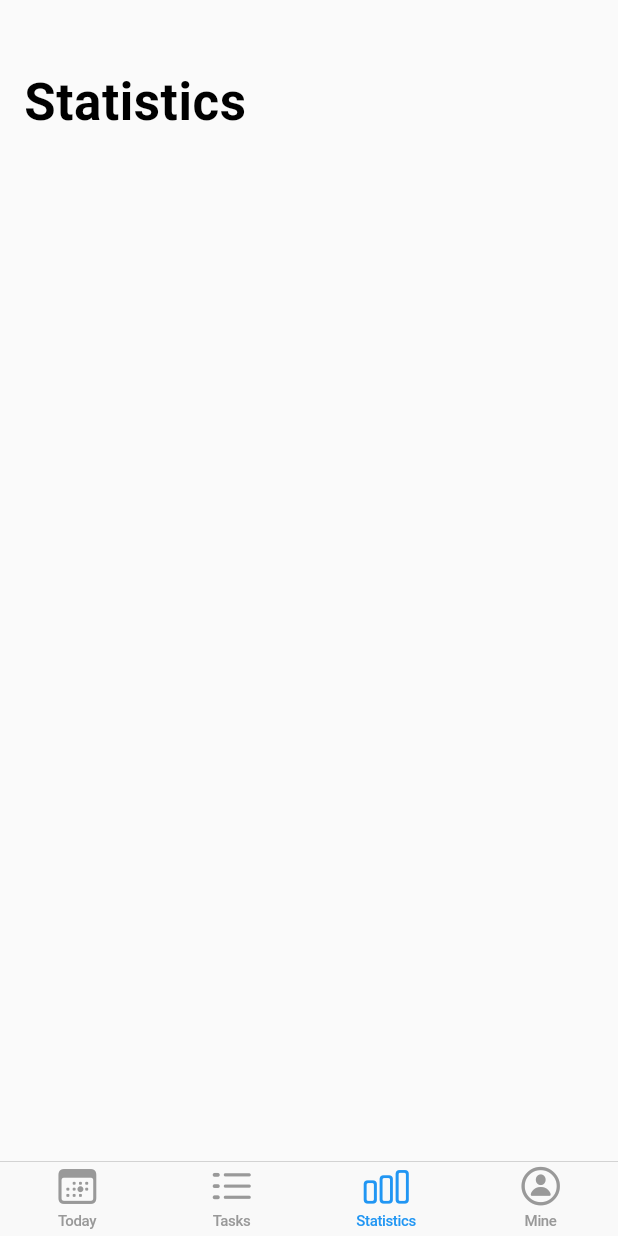
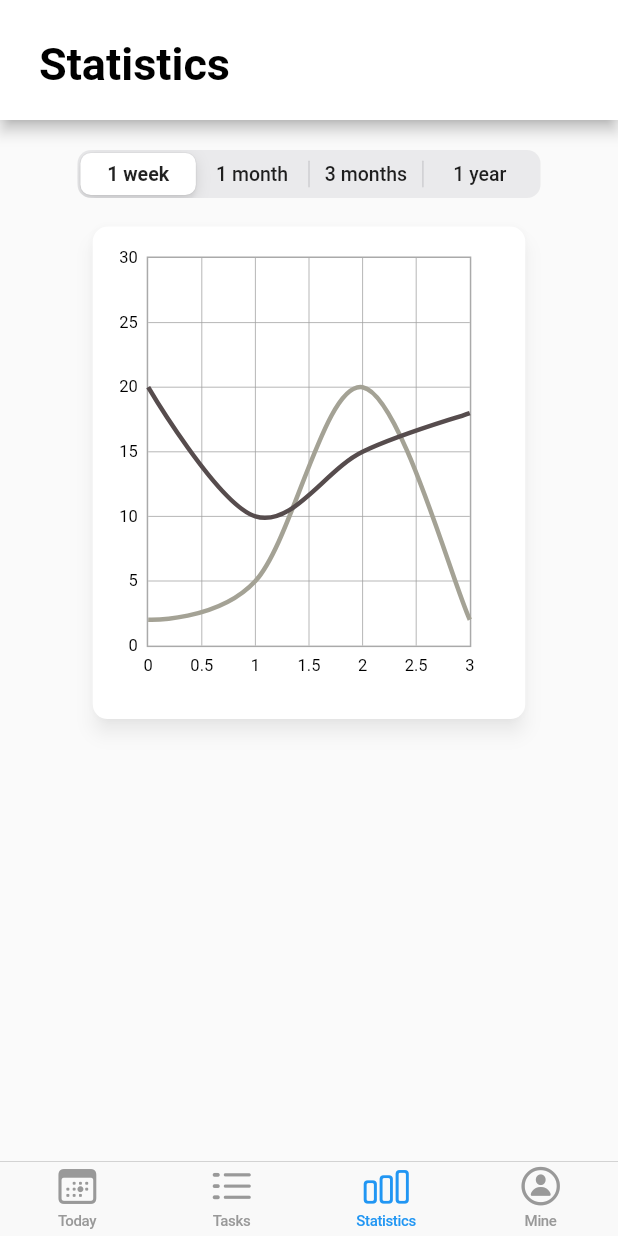
Before and after one commit to jazli1999/time_recipe, a Flutter app: the screen it shows after launch, item 3 of the bottom bar chosen, on a phone screen of 412 x 824 dp. Run offline on Flutter 3.47's test engine with Material 2 defaults, Android fonts, the phone set to English and light mode, and no system bars; drawn by our look-alikes of fl_chart; our stand-ins replace dio, flutter_datetime_picker; missing offline and left inert: expansion_card; network calls fail.

Commit message:
feat: finish range start date calculator

```diff
--- /dev/null
+++ b/lib/components/time_distribution_card.dart
@@ -0,0 +1,114 @@
+import 'package:flutter/material.dart';
+import 'package:fl_chart/fl_chart.dart';
+import 'package:time_recipe/models/category.dart';
+import 'package:time_recipe/models/repository.dart';
+
+class TimeDistributionCard extends StatefulWidget {
+  TimeDistributionCard({@required this.range});
+
+  final String range;
+
+  @override
+  State<StatefulWidget> createState() {
+    return new _TimeDistributionCardState();
+  }
+}
+
+class _TimeDistributionCardState extends State<TimeDistributionCard> {
+  bool isAll = true;
+  List<Category> countedCats = Repository.categories;
+
+  // TODO remove mock data
+  final mockDataA = [FlSpot(0, 2), FlSpot(1, 5), FlSpot(2, 20), FlSpot(3, 2)];
+  final mockDataB = [
+    FlSpot(0, 20),
+    FlSpot(1, 10),
+    FlSpot(2, 15),
+    FlSpot(3, 18)
+  ];
+
+  final colors = [
+    Color(0xffA4A295),
+    Color(0xff564c4d),
+    Color(0xff967d79),
+    Color(0xff715351),
+    Color(0xff6c737b)
+  ];
+
+  int counter;
+  LineChartBarData _dataLineBuilder(List<FlSpot> spots) {
+    counter += 1;
+    return LineChartBarData(
+        spots: spots,
+        isCurved: true,
+        dotData: FlDotData(show: false),
+        colors: [colors[counter % 5]],
+        barWidth: 3);
+  }
+
+  DateTime _calcStartDate() {
+    DateTime today = DateTime.now();
+    switch (widget.range) {
+      case 'week':
+        return today.subtract(Duration(days: 7));
+      case 'month':
+        int lastDay = DateTime(today.year, today.month, 0).day;
+        int day = today.day > lastDay ? lastDay : today.day;
+        if (today.month == 1) return DateTime(today.year - 1, 12, day);
+        return DateTime(today.year, today.month - 1, today.day);
+      case 'months':
+        int lastDay = DateTime(today.year, today.month - 2, 0).day;
+        int day = today.day > lastDay ? lastDay : today.day;
+        if (today.month < 4)
+          return DateTime(today.year - 1, today.month + 9, day);
+        return DateTime(today.year, today.month - 3, day);
+      case 'year':
+        int lastDay = DateTime(today.year - 1, today.month, 0).day;
+        int day = today.day > lastDay ? lastDay : today.day;
+        return DateTime(today.year - 1, today.month, day);
+      default:
+        return today;
+    }
+  }
+
+  @override
+  Widget build(BuildContext context) {
+    counter = -1;
+    DateTime startTime = _calcStartDate();
+    print(startTime.toString());
+    return Card(
+        shape: RoundedRectangleBorder(borderRadius: BorderRadius.circular(10)),
+        elevation: 5,
+        shadowColor: Color(0x55000000),
+        child: Column(crossAxisAlignment: CrossAxisAlignment.center, children: [
+          // Text(widget.range),
+          Padding(
+              padding: EdgeInsets.only(top: 20, bottom: 20),
+              child: LineChart(LineChartData(
+                minX: 0,
+                maxX: 3,
+                minY: 0,
+                maxY: 30,
+                lineBarsData: [
+                  _dataLineBuilder(mockDataA),
+                  _dataLineBuilder(mockDataB),
+                ],
+                gridData: FlGridData(
+                  horizontalInterval: 5,
+                ),
+                borderData: FlBorderData(
+                  show: true,
+                  border: Border.all(width: 1, color: Color(0x55000000)),
+                ),
+                titlesData: FlTitlesData(
+                    leftTitles: SideTitles(
+                        showTitles: true, reservedSize: 30, interval: 5),
+                    rightTitles: SideTitles(
+                        getTextStyles: (_) => TextStyle(color: Colors.white),
+                        showTitles: true,
+                        reservedSize: 30,
+                        interval: 5)),
+              )))
+        ]));
+  }
+}
--- a/lib/tabs/statistics_tab.dart
+++ b/lib/tabs/statistics_tab.dart
@@ -1,14 +1,66 @@
 import 'package:flutter/cupertino.dart';
+import 'package:flutter/material.dart';
+import 'package:provider/provider.dart';
+import 'package:time_recipe/styles.dart';
+import 'package:time_recipe/models/app_state_model.dart';
+import 'package:time_recipe/components/time_distribution_card.dart';
 
-class StatisticsTab extends StatelessWidget {
+class StatisticsTab extends StatefulWidget {
+  @override
+  State<StatefulWidget> createState() {
+    return _StatisticsTabState();
+  }
+}
+
+class _StatisticsTabState extends State<StatisticsTab> {
+  final List<String> segmentsTitle = ['week', 'month', 'months', 'year'];
+  final tabs = {
+    'week': Text('1 week'),
+    'month': Text('1 month'),
+    'months': Text('3 months'),
+    'year': Text('1 year')
+  };
+
+  String currentSegmentTitle = 'week';
+
+  Widget getTimeDistributionCard() {
+    String range = currentSegmentTitle;
+    return TimeDistributionCard(range: range);
+  }
+
   @override
   Widget build(BuildContext context) {
-    return CustomScrollView(
-      slivers: <Widget>[
-        CupertinoSliverNavigationBar(
-          largeTitle: Text('Statistics'),
-        ),
-      ],
-    );
+    return Consumer<AppStateModel>(builder: (context, model, child) {
+      return Scaffold(
+          appBar: PreferredSize(
+            child: AppBar(
+              title: Padding(
+                  padding: EdgeInsets.only(top: 30, left: 10),
+                  child: Text('Statistics', style: Styles.appBarTitle)),
+              backgroundColor: Color(0xffffffff),
+              brightness: Brightness.light,
+            ),
+            preferredSize: Size.fromHeight(80),
+          ),
+          body: Padding(
+              padding: EdgeInsets.only(top: 20),
+              child: Row(
+                mainAxisAlignment: MainAxisAlignment.center,
+                children: [
+                  Column(children: [
+                    CupertinoSlidingSegmentedControl(
+                        groupValue: currentSegmentTitle,
+                        children: tabs,
+                        onValueChanged: (range) {
+                          setState(() {
+                            this.currentSegmentTitle = range;
+                          });
+                        }),
+                    SizedBox(height: 15),
+                    TimeDistributionCard(range: this.currentSegmentTitle)
+                  ])
+                ],
+              )));
+    });
   }
 }
--- a/pubspec.yaml
+++ b/pubspec.yaml
@@ -34,6 +34,7 @@ dependencies:
   dio: ^3.0.0
   calendar_timeline: ^0.7.0
   flutter_datetime_picker: ^1.5.0
+  fl_chart: ^0.12.3
 
 dev_dependencies:
   flutter_test:
```
Also changed, not shown: pubspec.lock.
